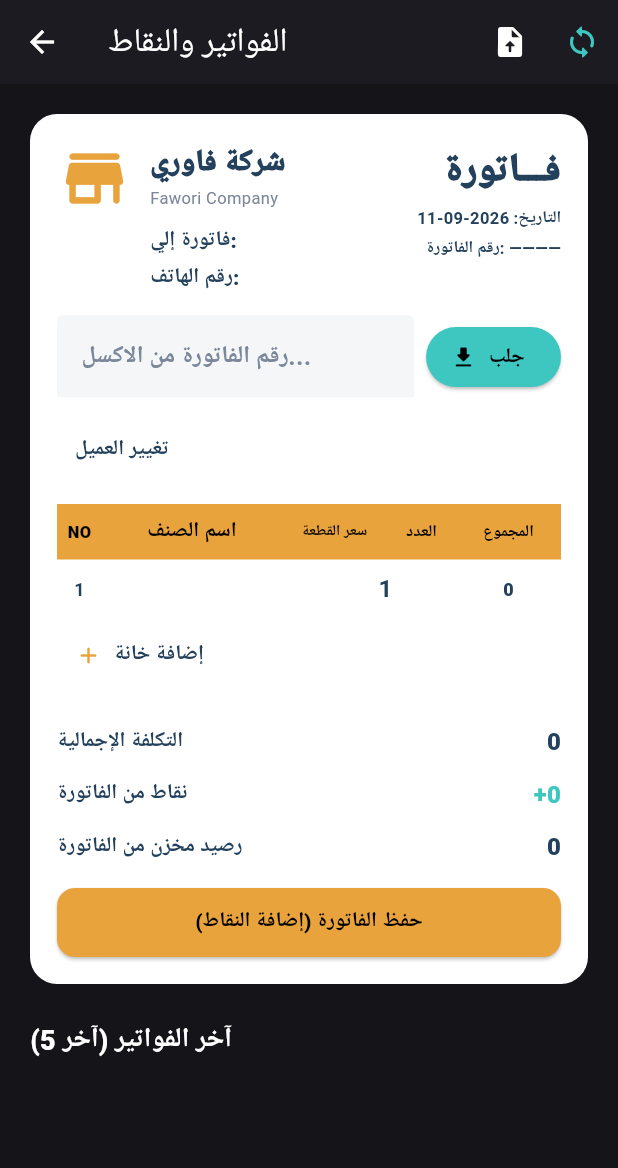
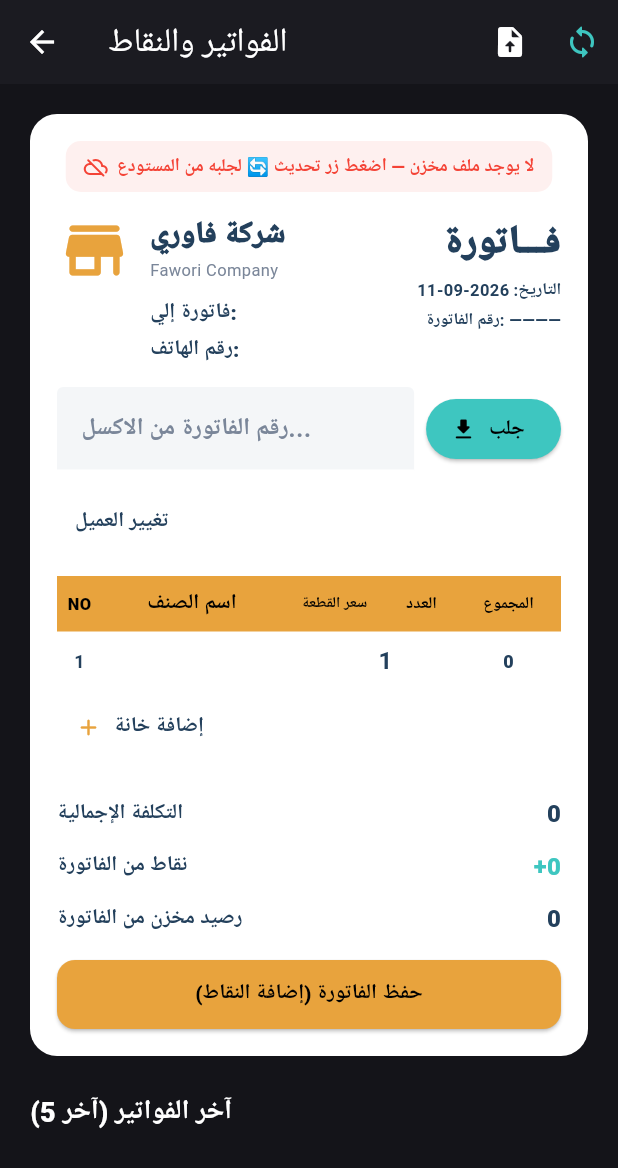
Before and after one commit to AHMEDBRZAN/FAWORI-ADMIN, a Flutter app: the InvoicesPage screen opened directly with empty values, after a tap on the "upload file" icon, on a phone screen of 412 x 824 dp. Shown: the top 1168 px of the screen. Run offline on Flutter 3.47's test engine with Material 3 defaults, Android fonts, the phone set to English and light mode, and no system bars; our stand-ins replace file_picker, image_picker, shared_preferences; missing offline and left inert: excel; accounts and stored records are empty; network calls fail.

Commit message:
Update lib/main.dart (PC admin)

```diff
--- a/lib/main.dart
+++ b/lib/main.dart
@@ -561,8 +561,12 @@
 }
 
 class _InvoicesPageState extends State<InvoicesPage> {
+  /// المخزن الوحيد لملف الاكسل داخل الجلسة.
+  /// لا يُجلب تلقائياً أبداً — لا عند الفتح ولا عند إعادة الفتح.
+  /// يمتلئ ويستبدل فقط عبر زر تحديث 🔄
+  static ExcelData? _cached;
+
   bool _loading = true;
-  ExcelData? _xl; // مخزن ملف الاكسل داخل الجلسة
   bool _refreshing = false;
   final _invNo = TextEditingController();
   String _fetchedType = '';
@@ -600,7 +604,7 @@
   @override
   void initState() {
     super.initState();
-    _init(); // لا جلب تلقائي للاكسل — فقط عند الطلب
+    _init(); // تحميل بيانات المستخدمين/الفواتير فقط — بدون أي جلب لملف الاكسل
   }
 
   Future<void> _init() async {
@@ -608,78 +612,47 @@
     if (mounted) setState(() => _loading = false);
   }
 
-  /// جلب ملف الاكسل: مرة واحدة ويخزن، أو إجباري عند زر تحديث
-  Future<bool> _ensureExcel({bool force = false}) async {
-    if (_xl != null && !force) return true;
+  /// زر تحديث فقط: يجلب من المستودع ويستبدل المخزن مباشرة وسريعاً
+  Future<void> _refresh() async {
+    if (_refreshing) return;
+    setState(() => _refreshing = true);
     try {
       final r = await http
           .get(Uri.parse(
               '$kSite/assets/assets/data/fawori.xlsx?t=${DateTime.now().millisecondsSinceEpoch}'))
-          .timeout(const Duration(seconds: 20));
-      if (r.statusCode != 200) return false;
-      _xl = parseFaworiExcel(r.bodyBytes);
-      return true;
-    } catch (_) {
-      return false;
-    }
-  }
-
-  Future<void> _refresh() async {
-    setState(() => _refreshing = true);
-    final ok = await _ensureExcel(force: true);
-    if (mounted) {
+          .timeout(const Duration(seconds: 30));
+      if (r.statusCode != 200) throw Exception('HTTP ${r.statusCode}');
+      final data = parseFaworiExcel(r.bodyBytes);
+      _cached = data; // استبدال المخزن بالكامل
+      if (!mounted) return;
       setState(() => _refreshing = false);
-      if (ok) {
-        _snack('تم التحديث من المستودع 100% ✅ ${_xl!.invoices.length} فاتورة و ${_xl!.materials.length} مادة فاوري');
-      } else {
-        _snack('تعذر الجلب — الملف غير موجود بالمستودع، ارفعه بزر رفع اكسل');
-      }
-    }
-  }
-
-  Future<void> _upload() async {
-    final res = await FilePicker.platform.pickFiles(
-        type: FileType.custom, allowedExtensions: ['xlsx'], withData: true);
-    if (res == null || res.files.isEmpty) return;
-    final bytes = res.files.first.bytes;
-    if (bytes == null) return;
-    setState(() => _refreshing = true);
-    try {
-      await GH.putBinary('assets/data/fawori.xlsx', bytes, widget.token);
-      _xl = parseFaworiExcel(bytes);
-      if (mounted) {
-        setState(() => _refreshing = false);
-        _snack('تم رفع الملف للمستودع وتحليله وحفظه ✅');
-      }
+      _snack('تم الجلب من المستودع واستبدال المخزن ✅ ${data.invoices.length} فاتورة و ${data.materials.length} مادة فاوري');
     } catch (e) {
-      if (mounted) {
-        setState(() => _refreshing = false);
-        _snack('Error: $e');
-      }
-    }
-  }
-
-  Future<void> _fetch() async {
+      if (!mounted) return;
+      setState(() => _refreshing = false);
+      _snack('فشل الجلب من المستودع: $e — المخزن السابق بدون تغيير');
+    }
+  }
+
+  /// زر جلب: يقرأ من المخزن فقط — بدون أي اتصال
+  void _fetch() {
+    final data = _cached;
+    if (data == null) {
+      _snack('لا يوجد ملف مخزن — اضغط زر تحديث 🔄 لجلبه من المستودع');
+      return;
+    }
     final no = _invNo.text.trim();
     if (no.isEmpty) {
       _snack('اكتب رقم الفاتورة أولاً');
       return;
     }
-    setState(() => _refreshing = true);
-    final ok = await _ensureExcel(); // يجلب مرة واحدة ويخزن
-    if (!mounted) return;
-    setState(() => _refreshing = false);
-    if (!ok) {
-      _snack('الملف غير موجود — ارفعه بزر رفع اكسل ثم اضغط تحديث');
+    final match = data.invoices.where((i) => i.no.trim() == no).toList();
+    if (match.isEmpty) {
+      _snack('لا توجد فاتورة بالرقم $no داخل الملف المخزن');
       return;
     }
-    final match = _xl!.invoices.where((i) => i.no.trim() == no).toList();
-    if (match.isEmpty) {
-      _snack('لا توجد فاتورة بالرقم $no');
-      return;
-    }
     final f = match.first;
-    final fawori = f.items.where((it) => _xl!.isFawori(it.code, it.name)).toList();
+    final fawori = f.items.where((it) => data.isFawori(it.code, it.name)).toList();
     setState(() {
       _fetchedType = f.type.isEmpty ? 'مبيع' : f.type;
       _items.clear();
@@ -694,7 +667,29 @@
       }
       if (_items.isEmpty) _items.add(_Draft());
     });
-    _snack('تم جلب ${fawori.length} مادة فاوري (${_isReturn ? 'مرتجع — تُخصم النقاط' : 'مبيع — تُضاف النقاط'})');
+    _snack('تم جلب ${fawori.length} مادة فاوري من المخزن ✅');
+  }
+
+  Future<void> _upload() async {
+    final res = await FilePicker.platform.pickFiles(
+        type: FileType.custom, allowedExtensions: ['xlsx'], withData: true);
+    if (res == null || res.files.isEmpty) return;
+    final bytes = res.files.first.bytes;
+    if (bytes == null) return;
+    setState(() => _refreshing = true);
+    try {
+      await GH.putBinary('assets/data/fawori.xlsx', bytes, widget.token);
+      _cached = parseFaworiExcel(bytes); // تحديث المخزن مباشرة من الملف المرفوع
+      if (mounted) {
+        setState(() => _refreshing = false);
+        _snack('تم رفع الملف للمستودع وتحليله وتخزينه ✅');
+      }
+    } catch (e) {
+      if (mounted) {
+        setState(() => _refreshing = false);
+        _snack('Error: $e');
+      }
+    }
   }
 
   String _userName(String id) {
@@ -721,7 +716,7 @@
                 icon: const Icon(Icons.upload_file_rounded),
                 onPressed: _refreshing ? null : _upload),
             IconButton(
-                tooltip: 'تحديث الملف من المستودع 100%',
+                tooltip: 'تحديث: جلب من المستودع واستبدال المخزن',
                 icon: _refreshing
                     ? const SizedBox(width: 20, height: 20,
                         child: CircularProgressIndicator(strokeWidth: 2, color: kTeal))
@@ -822,6 +817,33 @@
         decoration: BoxDecoration(
             color: Colors.white, borderRadius: BorderRadius.circular(18)),
         child: Column(children: [
+          // حالة المخزن — واضحة ومباشرة
+          Container(
+            padding: const EdgeInsets.symmetric(horizontal: 12, vertical: 8),
+            decoration: BoxDecoration(
+                color: _cached == null ? Colors.red.withAlpha(20) : kTeal.withAlpha(20),
+                borderRadius: BorderRadius.circular(10)),
+            child: Row(mainAxisSize: MainAxisSize.min, children: [
+              Icon(
+                  _cached == null
+                      ? Icons.cloud_off_rounded
+                      : Icons.cloud_done_rounded,
+                  size: 16,
+                  color: _cached == null ? Colors.red : kTeal),
+              const SizedBox(width: 6),
+              Flexible(
+                child: Text(
+                    _cached == null
+                        ? 'لا يوجد ملف مخزن — اضغط زر تحديث 🔄 لجلبه من المستودع'
+                        : 'الملف المخزن جاهز: ${_cached!.invoices.length} فاتورة و ${_cached!.materials.length} مادة فاوري',
+                    style: TextStyle(
+                        color: _cached == null ? Colors.red : kTeal,
+                        fontWeight: FontWeight.w700,
+                        fontSize: 12)),
+              ),
+            ]),
+          ),
+          const SizedBox(height: 14),
           Row(crossAxisAlignment: CrossAxisAlignment.start, children: [
             ClipRRect(
               borderRadius: BorderRadius.circular(14),
@@ -876,11 +898,8 @@
             ElevatedButton.icon(
               style: ElevatedButton.styleFrom(
                   backgroundColor: kTeal, foregroundColor: Colors.black),
-              onPressed: _refreshing ? null : _fetch,
-              icon: _refreshing
-                  ? const SizedBox(width: 18, height: 18,
-                      child: CircularProgressIndicator(strokeWidth: 2, color: Colors.black))
-                  : const Icon(Icons.download_rounded, size: 18),
+              onPressed: _fetch,
+              icon: const Icon(Icons.download_rounded, size: 18),
               label: const Text('جلب', style: TextStyle(fontWeight: FontWeight.w800)),
             ),
             if (_fetchedType.isNotEmpty) ...[
@@ -1139,7 +1158,6 @@
           (double.tryParse(d.price.text) ?? 0) *
               (int.tryParse(d.qty.text) ?? 0));
 
-  // حساب مباشر ولحظي من الإجمالي
   int get _tRound => _total.round();
   int get _livePts => _tRound ~/ kPointUnit;
   int get _liveRem => _tRound % kPointUnit;
@@ -1186,13 +1204,11 @@
       final int signed = _isReturn ? -pts : pts;
       final int signedStored = _isReturn ? -rem : rem;
       final old = widget.invoice;
-      // عكس تأثير الفاتورة القديمة من عميلها القديم
       final oldU = Store.users.where((x) => x.id == old.userId).toList();
       if (oldU.isNotEmpty) {
         oldU.first.points = _clamp(oldU.first.points - old.points);
         oldU.first.stored = _clamp(oldU.first.stored - old.stored);
       }
-      // تطبيق التأثير الجديد المحسوب مباشرة من الإجمالي
       u.points = _clamp(u.points + signed);
       u.stored = _clamp(u.stored + signedStored);
       final neu = Invoice(
```
